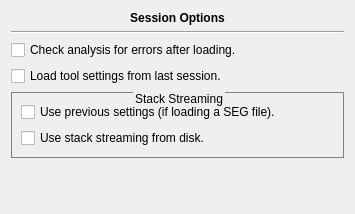
Old version of the form App/Dialogs/CustomFileOpenDialog/OptionsPanel.ui in the repository FelixdelasPozas/EspINA.
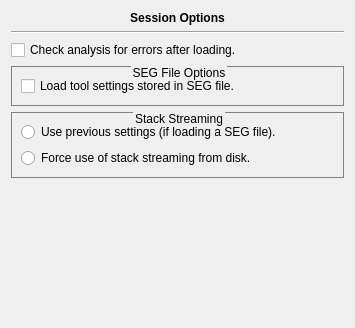
New version of the form.

Commit message: Inserted the custom file open dialog and enabled processing of options.

Patch:
```diff
--- a/App/Dialogs/CustomFileOpenDialog/OptionsPanel.ui
+++ b/App/Dialogs/CustomFileOpenDialog/OptionsPanel.ui
@@ -7,7 +7,7 @@
     <x>0</x>
     <y>0</y>
     <width>355</width>
-    <height>214</height>
+    <height>328</height>
    </rect>
   </property>
   <property name="windowTitle">
@@ -52,14 +52,35 @@
     </widget>
    </item>
    <item>
+    <widget class="QGroupBox" name="groupBox_2">
+     <property name="styleSheet">
+      <string notr="true">QGroupBox {
+    border: 1px solid gray;
+    border-radius: 0px;
+    margin-top: 1ex; 
+}
+
+QGroupBox::title {
+    subcontrol-origin: margin;
+    subcontrol-position: top center; 
+}</string>
+     </property>
+     <property name="title">
+      <string>SEG File Options</string>
+     </property>
+     <layout class="QVBoxLayout" name="verticalLayout_3">
+      <item>
     <widget class="QCheckBox" name="m_toolSettings">
      <property name="toolTip">
       <string>Loads all the tools parameters from the SEG file
 instead of using the tool's default parameters.</string>
      </property>
      <property name="text">
-      <string>Load tool settings from last session.</string>
-     </property>
+         <string>Load tool settings stored in SEG file.</string>
+        </property>
+       </widget>
+      </item>
+     </layout>
     </widget>
    </item>
    <item>
@@ -93,24 +114,16 @@
      </property>
      <layout class="QVBoxLayout" name="verticalLayout_2">
       <item>
-       <widget class="QCheckBox" name="m_usePreviousSettings">
-        <property name="toolTip">
-         <string>Use the settings stored in the EspINA SEG file from previous session.
-If starting a new session then streaming will be disabled.</string>
-        </property>
+       <widget class="QRadioButton" name="m_usePreviousSettings">
         <property name="text">
          <string>Use previous settings (if loading a SEG file).</string>
         </property>
        </widget>
       </item>
       <item>
-       <widget class="QCheckBox" name="m_useStackStreaming">
-        <property name="toolTip">
-         <string>Use stack streaming for stack files. Recommended for
-huge stacks or a big number of stacks in the session.</string>
-        </property>
+       <widget class="QRadioButton" name="m_useStackStreaming">
         <property name="text">
-         <string>Use stack streaming from disk.</string>
+         <string>Force use of stack streaming from disk.</string>
         </property>
        </widget>
       </item>
```
Lines whose indentation alone changed are shown as unchanged. The commit also changes 26 other files.
